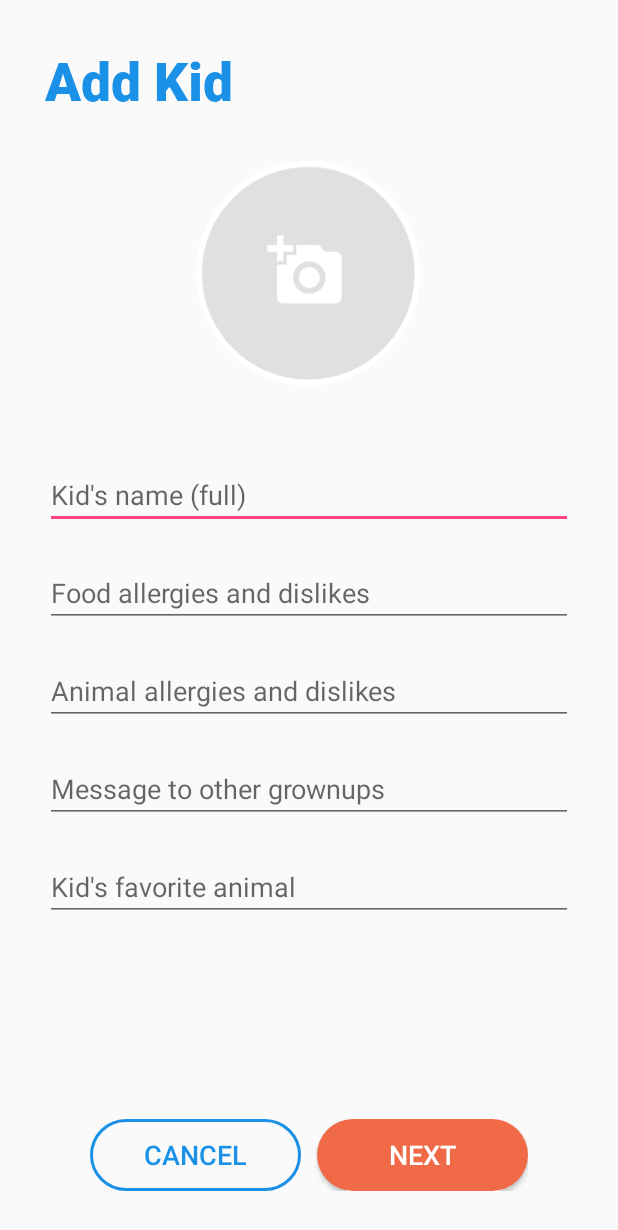
After one commit to mofaza/Kinfo, an Android app: the AddKidActivity screen opened directly, with no data from a screen before it, on a phone screen of 412 x 824 dp. The commit adds this screen. Shown: the top 1230 px of the screen. Run offline under Robolectric (Android 15) with nearby library versions, the phone set to English and light mode, and no system bars.

Commit message:
AddKidActivity

```diff
--- a/app/build.gradle
+++ b/app/build.gradle
@@ -25,4 +25,5 @@ dependencies {
     testImplementation 'junit:junit:4.12'
     androidTestImplementation 'com.android.support.test:runner:1.0.1'
     androidTestImplementation 'com.android.support.test.espresso:espresso-core:3.0.1'
+    implementation 'com.android.support:design:28.+'
 }
--- a/app/src/main/AndroidManifest.xml
+++ b/app/src/main/AndroidManifest.xml
@@ -16,7 +16,8 @@
                 <category android:name="android.intent.category.LAUNCHER" />
             </intent-filter>
         </activity>
-        <activity android:name=".LoginActivity"></activity>
+        <activity android:name=".LoginActivity" />
+        <activity android:name=".AddKidActivity"></activity>
     </application>
 
 </manifest>
--- /dev/null
+++ b/app/src/main/java/elias/lind/kinfo/AddKidActivity.java
@@ -0,0 +1,13 @@
+package elias.lind.kinfo;
+
+import android.support.v7.app.AppCompatActivity;
+import android.os.Bundle;
+
+public class AddKidActivity extends AppCompatActivity {
+
+    @Override
+    protected void onCreate(Bundle savedInstanceState) {
+        super.onCreate(savedInstanceState);
+        setContentView(R.layout.activity_add_kid);
+    }
+}
--- /dev/null
+++ b/app/src/main/res/drawable/button_transparent_blue.xml
@@ -0,0 +1,8 @@
+<?xml version="1.0" encoding="utf-8"?>
+<shape xmlns:android="http://schemas.android.com/apk/res/android"
+    android:shape="rectangle" android:padding="10dp">
+    <!-- you can use any color you want I used here gray color-->
+    <corners android:radius="200dp"/>
+    <stroke android:width="2dp" android:color="@color/colorPrimaryDark" />
+
+</shape>
--- /dev/null
+++ b/app/src/main/res/layout/activity_add_kid.xml
@@ -0,0 +1,127 @@
+<?xml version="1.0" encoding="utf-8"?>
+<RelativeLayout
+    xmlns:android="http://schemas.android.com/apk/res/android"
+    xmlns:app="http://schemas.android.com/apk/res-auto"
+    xmlns:tools="http://schemas.android.com/tools"
+    android:layout_width="match_parent"
+    android:layout_height="match_parent"
+    tools:context=".AddKidActivity"
+    android:layout_marginStart="30dp"
+    android:layout_marginEnd="30dp"
+    >
+
+    <TextView
+        android:id="@+id/Add_kid"
+        android:layout_width="match_parent"
+        android:layout_height="wrap_content"
+        android:fontFamily="@font/roboto_black"
+        android:text="@string/add_kid"
+        android:textSize="35sp"
+        android:layout_marginTop="30dp"
+        android:textColor="@color/colorPrimaryDark"
+        />
+
+
+    <Button
+        android:id="@+id/add_photo"
+        android:layout_width="150dp"
+        android:layout_height="150dp"
+        android:layout_centerHorizontal="true"
+        android:background="@drawable/add_photo_button"
+        android:layout_below="@id/Add_kid"
+        android:layout_marginTop="30dp"/>
+
+    <LinearLayout
+        android:id="@+id/linearlayout1"
+        android:orientation="vertical"
+        android:layout_width="match_parent"
+        android:layout_height="wrap_content"
+        android:layout_below="@id/add_photo"
+        android:layout_marginTop="50dp">
+
+        <EditText
+            android:id="@+id/editText_addKidsName"
+            android:layout_width="match_parent"
+            android:layout_height="wrap_content"
+            android:hint="@string/kids_name_full"
+            />
+
+        <EditText
+            android:id="@+id/editText_foodAllergies"
+            android:layout_width="match_parent"
+            android:layout_height="wrap_content"
+            android:hint="@string/food_allergies"
+            android:layout_marginTop="20dp"
+            />
+
+        <EditText
+            android:id="@+id/editText_animalAllergies"
+            android:layout_width="match_parent"
+            android:layout_height="wrap_content"
+            android:hint="@string/animal_allergies"
+            android:layout_marginTop="20dp"
+            />
+
+        <EditText
+            android:id="@+id/editText_message"
+            android:layout_width="match_parent"
+            android:layout_height="wrap_content"
+            android:hint="@string/message"
+            android:layout_marginTop="20dp"
+
+            />
+
+        <EditText
+            android:id="@+id/editText_favoriteAnimal"
+            android:layout_width="match_parent"
+            android:layout_height="wrap_content"
+            android:hint="@string/kids_favorite_animal"
+            android:layout_marginTop="20dp"
+
+            />
+
+    </LinearLayout>
+
+
+    <LinearLayout
+        android:orientation="horizontal"
+        android:layout_width="match_parent"
+        android:layout_height="wrap_content"
+        android:layout_marginStart="30dp"
+        android:layout_marginEnd="30dp"
+        android:layout_marginBottom="30dp"
+        android:layout_marginTop="10dp"
+        android:layout_alignParentBottom="true"
+
+        >
+
+        <Button
+            android:id="@+id/buttonCancel"
+            android:layout_width="wrap_content"
+            android:layout_height="wrap_content"
+            android:text="@string/cancel"
+            android:layout_weight="1"
+            android:layout_marginEnd="5dp"
+            android:textSize="18sp"
+            android:background="@drawable/button_transparent_blue"
+            android:textColor="@color/colorPrimaryDark"
+
+            />
+
+        <Button
+            android:id="@+id/buttonNext"
+            android:layout_width="wrap_content"
+            android:layout_height="wrap_content"
+            android:text="@string/next"
+            android:layout_marginStart="5dp"
+            android:layout_weight="1"
+            android:textSize="18sp"
+            android:background="@drawable/button_orange"
+            android:textColor="@color/colorWhite"
+            />
+
+
+    </LinearLayout>
+
+
+</RelativeLayout>
--- a/app/src/main/res/layout/activity_login.xml
+++ b/app/src/main/res/layout/activity_login.xml
@@ -58,6 +58,7 @@
                 android:layout_height="match_parent"
                 android:hint="@string/kids_name"
                 app:backgroundTint="@color/colorWhite"
+                android:textColorHint="@color/colorWhite"
                 />
 
             <android.support.v7.widget.AppCompatEditText
@@ -66,6 +67,8 @@
                 android:layout_height="match_parent"
                 android:hint="@string/password"
                 app:backgroundTint="@color/colorWhite"
+                android:textColorHint="@color/colorWhite"
+
                 />
 
             <Button
--- a/app/src/main/res/values/colors.xml
+++ b/app/src/main/res/values/colors.xml
@@ -8,6 +8,9 @@
     <color name="colorOrange">#F06A47</color>
     <color name="colorWhite">#FFFFFF</color>
     <color name="colorBlack">#000000</color>
+    <color name="colorGray">#E0E0E0</color>
+
+
 
 
 
--- a/app/src/main/res/values/strings.xml
+++ b/app/src/main/res/values/strings.xml
@@ -6,4 +6,12 @@
     <string name="log_in">LOG IN</string>
     <string name="kids_name">Kid\'s name</string>
     <string name="password">Password</string>
+    <string name="kids_name_full">Kid\'s name (full)</string>
+    <string name="add_kid">Add Kid</string>
+    <string name="food_allergies">Food allergies and dislikes</string>
+    <string name="animal_allergies">Animal allergies and dislikes</string>
+    <string name="message">Message to other grownups</string>
+    <string name="kids_favorite_animal">Kid\'s favorite animal</string>
+    <string name="cancel">CANCEL</string>
+    <string name="next">NEXT</string>
 </resources>
--- a/app/src/main/res/values/styles.xml
+++ b/app/src/main/res/values/styles.xml
@@ -6,7 +6,6 @@
         <item name="colorPrimary">@color/colorPrimary</item>
         <item name="colorPrimaryDark">@color/colorPrimaryDark</item>
         <item name="colorAccent">@color/colorAccent</item>
-        <item name="android:textColorHint">@color/colorWhite</item>
 
     </style>
 
```
Also changed, not shown: app/src/main/res/drawable-v24/add_photo_button.png (added), app/src/main/res/font/roboto_black.ttf (added).
